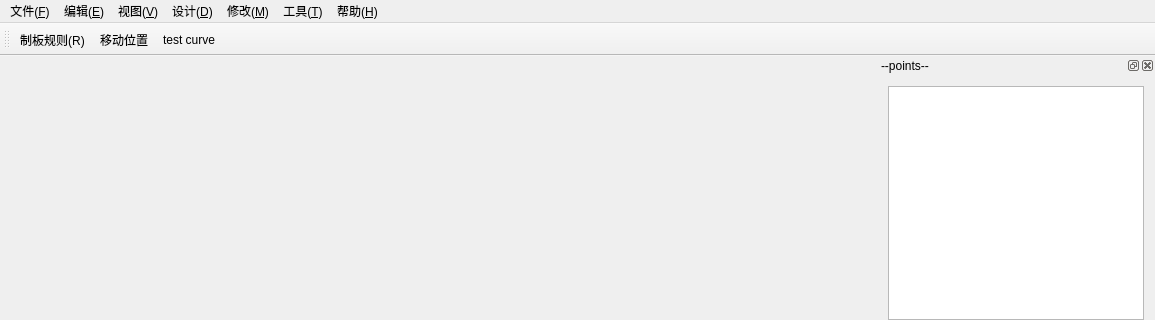
Above: mainwindow.ui from wushuangabao/ClothingPatternDesignSystem before the change; both pictures show x 0 to 1155 and y 0 to 320 of the 1155 by 657 pixel window. Below: the same form after it.
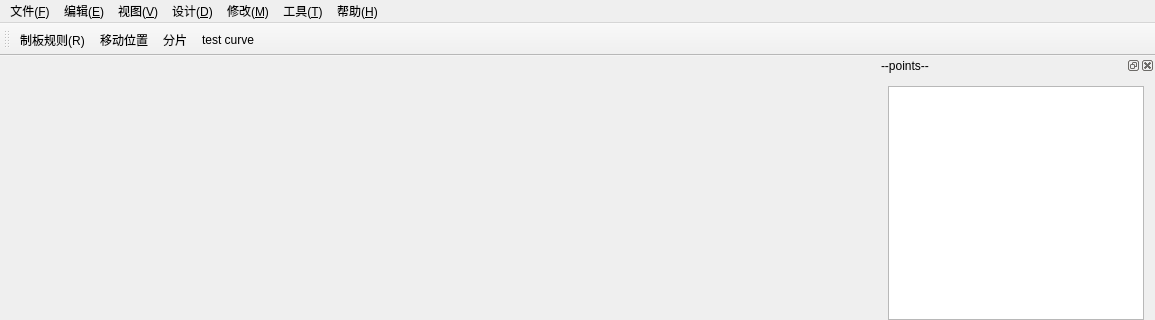
That is the form after the change.

What changed in the file:
```diff
--- a/mainwindow.ui
+++ b/mainwindow.ui
@@ -136,6 +136,7 @@
    </attribute>
    <addaction name="action_Rule"/>
    <addaction name="action_MovePath"/>
+   <addaction name="action_FenPian"/>
    <addaction name="actiontest_curve"/>
   </widget>
   <widget class="QStatusBar" name="statusBar"/>
@@ -432,6 +433,11 @@
     <string>保存为dxf(&amp;D)</string>
    </property>
   </action>
+  <action name="action_FenPian">
+   <property name="text">
+    <string>分片</string>
+   </property>
+  </action>
  </widget>
  <layoutdefault spacing="6" margin="11"/>
  <resources/>
```
